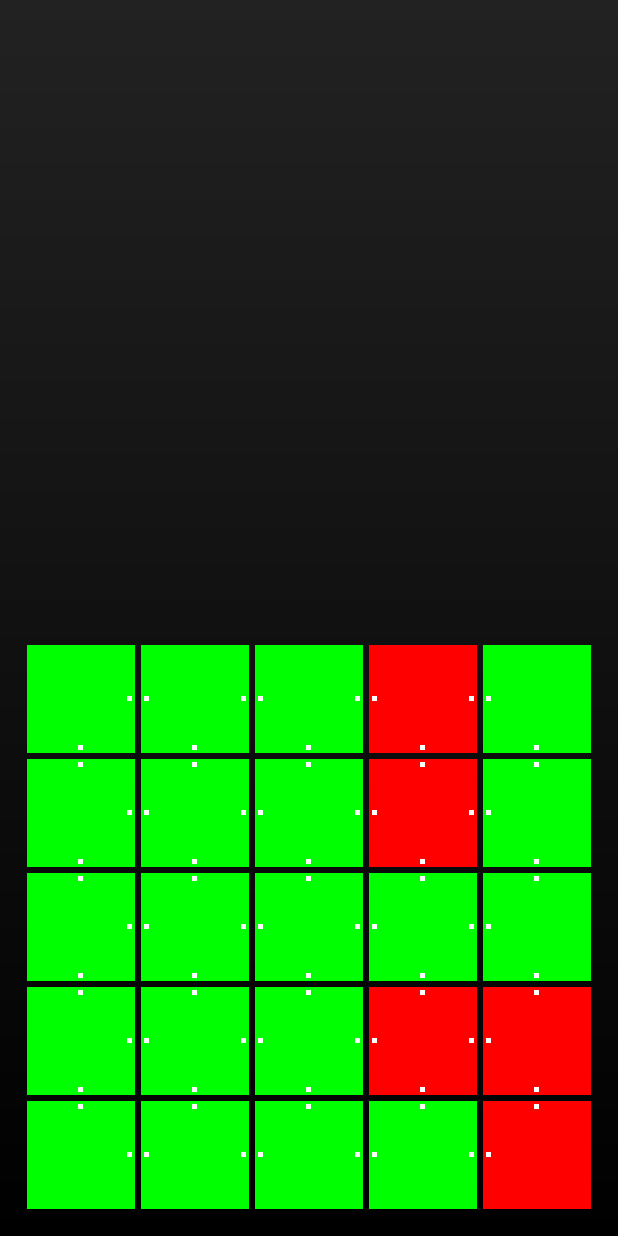
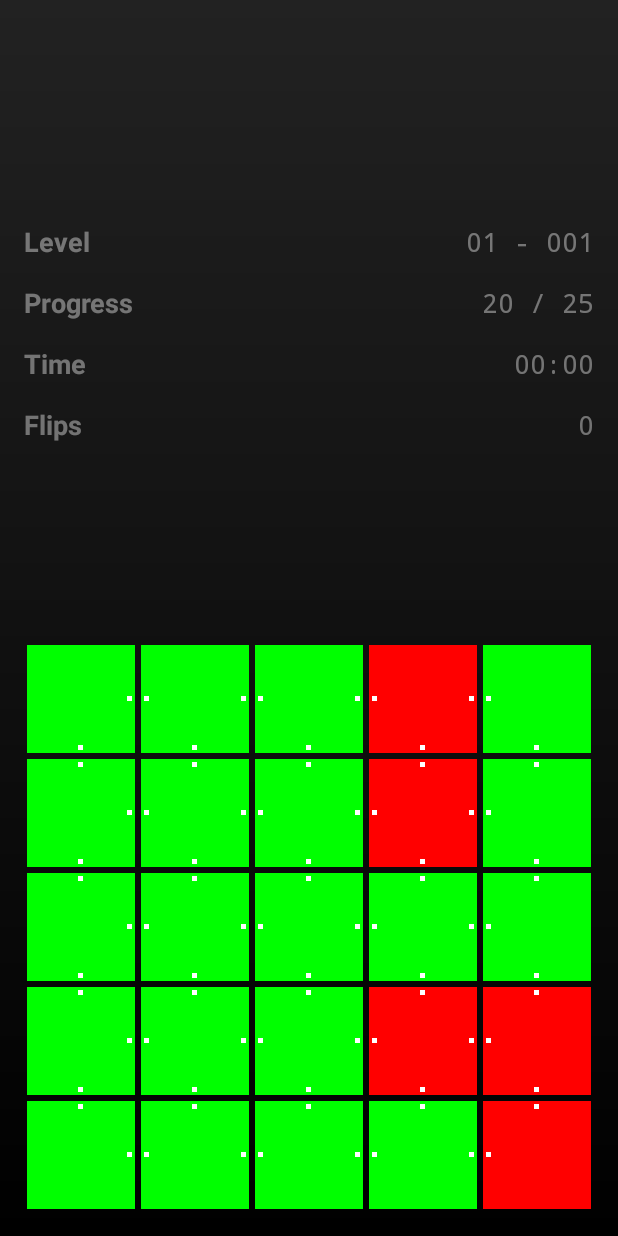
Before and after one commit to markormesher/grid, an Android app: the GameActivity screen opened directly, with no data from a screen before it, on a phone screen of 412 x 824 dp. Run offline under Robolectric (Android 15) with nearby library versions, the phone set to English and light mode, and no system bars.

Commit message:
Game stats + timer

```diff
--- a/app/src/main/kotlin/uk/co/markormesher/grid/GameActivity.kt
+++ b/app/src/main/kotlin/uk/co/markormesher/grid/GameActivity.kt
@@ -8,6 +8,8 @@ import android.view.Window
 import android.view.WindowManager
 import android.widget.Toast
 import kotlinx.android.synthetic.main.activity_game.*
+import kotlinx.android.synthetic.main.merge_game_stats.*
+import uk.co.markormesher.grid.helpers.SimpleTimer
 import uk.co.markormesher.grid.model.GameState
 import uk.co.markormesher.grid.model.makeSampleGameState
 import java.util.*
@@ -15,23 +17,43 @@ import java.util.*
 class GameActivity: AppCompatActivity() {
 
 	companion object {
+		const val INITIAL_FLIP_DELAY = 1000L
 		const val INITIAL_FLIP_TIMING = 250L
+		const val TIMER_UPDATE_FREQUENCY = 200L
 	}
 
 	private val random by lazy { Random() }
 
-	// TODO: pass these as difficulty options
+	// TODO: pass these as options
+	private val gameStage = 1
+	private val gameLevel = 1
 	private val size = 5
 	private val totalCellStates = 2
-	private var initialFlipsRemaining = size
-
-	private var initialised = false
 
 	private var gameState: GameState = makeSampleGameState(size, totalCellStates)
+	private var gameStarted = false
+	private var initialFlipsStarted = false
+	private var initialFlipsRemaining = size
+	private var timer = SimpleTimer()
+	private var prevPauseState = gameState.paused
+
+	private val timerHandler = Handler(Looper.getMainLooper())
+	private val timerRunnable = Runnable { updateTimer() }
 
 	private val gameStateChangeListener = object: GameState.OnStateChangeListener {
 		override fun onStateChange() {
-			if (gameState.isWinningState()) {
+			if (prevPauseState != gameState.paused) {
+				if (gameState.paused) {
+					onGamePaused()
+				} else {
+					onGameResumed()
+				}
+				prevPauseState = gameState.paused
+			}
+
+			updateStats()
+
+			if (gameStarted && !gameState.paused && gameState.isWinningState()) {
 				onGameWon()
 			}
 		}
@@ -40,51 +62,118 @@ class GameActivity: AppCompatActivity() {
 	override fun onCreate(savedInstanceState: Bundle?) {
 		super.onCreate(savedInstanceState)
 		setState(savedInstanceState)
+		initView()
+	}
+
+	override fun onResume() {
+		super.onResume()
+
 		gameState.addOnStateChangeListener(gameStateChangeListener)
-		initView()
+		queueTimerUpdates()
+
+		if (gameStarted) {
+			gameState.paused = false
+		}
+	}
+
+	override fun onPause() {
+		super.onPause()
+
+		if (gameStarted) {
+			gameState.paused = true
+		}
+
+		cancelTimerUpdates()
+		gameState.removeOnStateChangeListener(gameStateChangeListener)
 	}
 
 	private fun setState(savedInstanceState: Bundle?) {
 		gameState = savedInstanceState?.getParcelable("gameState") ?: gameState
-		initialised = savedInstanceState?.getBoolean("initialised") ?: initialised
+		gameStarted = savedInstanceState?.getBoolean("gameStarted") ?: gameStarted
+		initialFlipsStarted = savedInstanceState?.getBoolean("initialFlipsStarted") ?: initialFlipsStarted
 		initialFlipsRemaining = savedInstanceState?.getInt("initialFlipsRemaining") ?: initialFlipsRemaining
+		prevPauseState = savedInstanceState?.getBoolean("prevPauseState") ?: prevPauseState
+		timer = savedInstanceState?.getParcelable("timer") ?: timer
 	}
 
 	override fun onSaveInstanceState(outState: Bundle) {
 		super.onSaveInstanceState(outState)
 		outState.putParcelable("gameState", gameState)
-		outState.putBoolean("initialised", initialised)
+		outState.putBoolean("gameStarted", gameStarted)
+		outState.putBoolean("initialFlipsStarted", initialFlipsStarted)
 		outState.putInt("initialFlipsRemaining", initialFlipsRemaining)
+		outState.putBoolean("prevPauseState", prevPauseState)
+		outState.putParcelable("timer", timer)
 	}
 
 	private fun initView() {
 		requestWindowFeature(Window.FEATURE_NO_TITLE)
 		window.setFlags(WindowManager.LayoutParams.FLAG_FULLSCREEN, WindowManager.LayoutParams.FLAG_FULLSCREEN)
+		setContentView(R.layout.activity_game)
 
-		setContentView(R.layout.activity_game)
 		game_board.gameState = gameState
+		updateStats()
 
-		if (!initialised) {
-			Handler(Looper.getMainLooper()).postDelayed({ queueInitialFlip() }, INITIAL_FLIP_TIMING)
+		if (!initialFlipsStarted) {
+			gameState.paused = true
+			initialFlipsStarted = true
+			Handler(Looper.getMainLooper()).postDelayed({ doInitialFlip() }, INITIAL_FLIP_DELAY)
 		}
 	}
 
-	private fun queueInitialFlip() {
+	private fun doInitialFlip() {
 		if (initialFlipsRemaining > 0) {
-			gameState.flip(random.nextInt(size), random.nextInt(size))
+			gameState.flip(random.nextInt(size), random.nextInt(size), systemAction = true)
 			--initialFlipsRemaining
-			Handler(Looper.getMainLooper()).postDelayed({ queueInitialFlip() }, INITIAL_FLIP_TIMING)
+			Handler(Looper.getMainLooper()).postDelayed({ doInitialFlip() }, INITIAL_FLIP_TIMING)
 		} else {
-			onInitialisationComplete()
+			onInitialFlipsComplete()
 		}
 	}
 
-	private fun onInitialisationComplete() {
-		game_board.alpha = 1.0f
+	private fun onInitialFlipsComplete() {
+		gameState.paused = false
+		gameStarted = true
+	}
+
+	private fun updateStats() {
+		if (gameState.paused || !gameStarted) {
+			stats_wrapper.alpha = 0.4F
+		} else {
+			stats_wrapper.alpha = 1.0F
+		}
+
+		stat_level.text = getString(R.string.stat_level_value_format, gameStage, gameLevel)
+		stat_progress.text = getString(R.string.stat_progress_value_format, gameState.qtyWinningCells(), gameState.size * gameState.size)
+		stat_flips.text = getString(R.string.stat_flips_value_format, gameState.userFlipCount)
+	}
+
+	private fun queueTimerUpdates() {
+		timerHandler.postDelayed(timerRunnable, TIMER_UPDATE_FREQUENCY)
+	}
+
+	private fun cancelTimerUpdates() {
+		timerHandler.removeCallbacks(timerRunnable)
+	}
+
+	private fun updateTimer() {
+		val currentTimer = timer.currentValue()
+		val timerSecs = (currentTimer / 1000).rem(60)
+		val timerMins = (currentTimer / 1000) / 60
+		stat_time.text = getString(R.string.stat_time_value_format, timerMins, timerSecs)
+		queueTimerUpdates()
+	}
+
+	private fun onGamePaused() {
+		timer.pause()
+	}
+
+	private fun onGameResumed() {
+		timer.start()
 	}
 
 	private fun onGameWon() {
 		Toast.makeText(this@GameActivity, "You Won!", Toast.LENGTH_SHORT).show()
-		finish()
+		gameState.paused = true
 	}
 }
--- /dev/null
+++ b/app/src/main/kotlin/uk/co/markormesher/grid/helpers/Logging.kt
@@ -0,0 +1,5 @@
+package uk.co.markormesher.grid.helpers
+
+import android.util.Log
+
+fun Any.log(message: String) = Log.d(this.javaClass.name, message)
--- /dev/null
+++ b/app/src/main/kotlin/uk/co/markormesher/grid/helpers/SimpleTimer.kt
@@ -0,0 +1,64 @@
+package uk.co.markormesher.grid.helpers
+
+import android.os.Parcel
+import android.os.Parcelable
+
+class SimpleTimer: Parcelable {
+
+	var paused = true
+		private set
+
+	private var previousSpanSums = 0L
+	private var currentSpanStart = 0L
+
+	fun start() {
+		if (!paused) {
+			return
+		}
+
+		paused = false
+		currentSpanStart = System.currentTimeMillis()
+	}
+
+	fun pause() {
+		if (paused) {
+			return
+		}
+
+		paused = true
+		previousSpanSums += System.currentTimeMillis() - currentSpanStart
+		currentSpanStart = 0L
+	}
+
+	fun currentValue(): Long {
+		if (currentSpanStart == 0L) {
+			return previousSpanSums
+		}
+		return previousSpanSums + (System.currentTimeMillis() - currentSpanStart)
+	}
+
+	override fun writeToParcel(parcel: Parcel, flags: Int) {
+		parcel.writeInt(if (paused) 1 else 0)
+		parcel.writeLong(previousSpanSums)
+		parcel.writeLong(currentSpanStart)
+	}
+
+	override fun describeContents(): Int {
+		return 0
+	}
+
+	companion object CREATOR: Parcelable.Creator<SimpleTimer> {
+		override fun createFromParcel(parcel: Parcel): SimpleTimer {
+			val timer = SimpleTimer()
+			timer.paused = parcel.readInt() == 1
+			timer.previousSpanSums = parcel.readLong()
+			timer.currentSpanStart = parcel.readLong()
+			return timer
+		}
+
+		override fun newArray(size: Int): Array<SimpleTimer?> {
+			return arrayOfNulls(size)
+		}
+	}
+
+}
--- a/app/src/main/kotlin/uk/co/markormesher/grid/model/GameState.kt
+++ b/app/src/main/kotlin/uk/co/markormesher/grid/model/GameState.kt
@@ -8,6 +8,14 @@ class GameState(val size: Int, val totalCellStates: Int = 2): Parcelable {
 	val cellStates: Array<Array<Int>> = Array(size) { Array(size) { 0 } }
 	val cellLinkedNeighbours = Array(size) { Array(size) { 0 } }
 
+	var paused = false
+		set(value) {
+			field = value
+			callOnStateListeners()
+		}
+
+	var userFlipCount = 0
+
 	private val cellChangeListeners = HashSet<OnCellChangeListener>()
 	private val stateChangeListeners = HashSet<OnStateChangeListener>()
 
@@ -15,12 +23,20 @@ class GameState(val size: Int, val totalCellStates: Int = 2): Parcelable {
 		cellLinkedNeighbours[row][col] = cellLinkedNeighbours[row][col].or(neighbour.value)
 	}
 
-	fun flip(row: Int, col: Int, cascadeAction: Boolean = false) {
+	fun flip(row: Int, col: Int, cascadeAction: Boolean = false, systemAction: Boolean = false) {
+		if (paused && !systemAction) {
+			return
+		}
+
+		if (!systemAction && !cascadeAction) {
+			++userFlipCount
+		}
+
 		cellStates[row][col] = (cellStates[row][col] + 1).rem(totalCellStates)
 		callOnCellListeners(row, col)
 
 		if (!cascadeAction) {
-			getNeighbourCoordinates(row, col).forEach { flip(it.first, it.second, true) }
+			getNeighbourCoordinates(row, col).forEach { flip(it.first, it.second, true, systemAction) }
 			callOnStateListeners()
 		}
 	}
@@ -34,8 +50,12 @@ class GameState(val size: Int, val totalCellStates: Int = 2): Parcelable {
 		return output
 	}
 
+	fun qtyWinningCells(): Int {
+		return cellStates.sumBy { row -> row.count { state -> state == 0 } }
+	}
+
 	fun isWinningState(): Boolean {
-		return cellStates.all { row -> row.all { state -> state == 0 } }
+		return qtyWinningCells() == size * size
 	}
 
 	fun addOnCellChangeListener(listener: OnCellChangeListener) {
@@ -48,6 +68,10 @@ class GameState(val size: Int, val totalCellStates: Int = 2): Parcelable {
 
 	fun addOnStateChangeListener(listener: OnStateChangeListener) {
 		stateChangeListeners.add(listener)
+	}
+
+	fun removeOnStateChangeListener(listener: OnStateChangeListener) {
+		stateChangeListeners.remove(listener)
 	}
 
 	private fun callOnStateListeners() {
@@ -78,6 +102,7 @@ class GameState(val size: Int, val totalCellStates: Int = 2): Parcelable {
 		parcel.writeInt(totalCellStates)
 		parcel.writeIntArray(cellStates.flatten().toIntArray())
 		parcel.writeIntArray(cellLinkedNeighbours.flatten().toIntArray())
+		parcel.writeInt(if (paused) 1 else 0)
 	}
 
 	override fun describeContents(): Int = 0
@@ -94,13 +119,16 @@ class GameState(val size: Int, val totalCellStates: Int = 2): Parcelable {
 			parcel.readIntArray(flattenedCellLinkedNeighbours)
 
 			val state = GameState(size, totalCellStates)
-			for (row in 0..(size-1)) {
-				for (col in 0..(size-1)) {
+			for (row in 0..(size - 1)) {
+				for (col in 0..(size - 1)) {
 					val flatIndex = (row * size) + col
 					state.cellStates[row][col] = flattenedCellStates[flatIndex]
 					state.cellLinkedNeighbours[row][col] = flattenedCellLinkedNeighbours[flatIndex]
 				}
 			}
+
+			val paused = parcel.readInt() == 1
+			state.paused = paused
 
 			return state
 		}
--- a/app/src/main/kotlin/uk/co/markormesher/grid/ui/GameBoard.kt
+++ b/app/src/main/kotlin/uk/co/markormesher/grid/ui/GameBoard.kt
@@ -19,6 +19,7 @@ class GameBoard @JvmOverloads constructor(context: Context, attrs: AttributeSet?
 			field = state
 			layoutManager = GridLayoutManager(context, state.size)
 			state.addOnCellChangeListener(cellChangeListener)
+			state.addOnStateChangeListener(stateChangeListener)
 			adapter.notifyDataSetChanged()
 		}
 
@@ -29,9 +30,17 @@ class GameBoard @JvmOverloads constructor(context: Context, attrs: AttributeSet?
 		}
 
 	private val cellChangeListener = object: GameState.OnCellChangeListener {
+		// DO NOT call notifyDataSetChanged() in here
 		override fun onCellChange(row: Int, col: Int) {
 			val position = (row * gameState.size) + col
 			adapter.notifyItemChanged(position)
+		}
+	}
+
+	private val stateChangeListener = object: GameState.OnStateChangeListener {
+		// DO NOT call notifyDataSetChanged() in here
+		override fun onStateChange() {
+			alpha = if (gameState.paused) 0.4f else 1.0f
 		}
 	}
 
--- /dev/null
+++ b/app/src/main/res/drawable-land/bg_game.xml
@@ -0,0 +1,10 @@
+<?xml version="1.0" encoding="utf-8"?>
+<shape
+		xmlns:android="http://schemas.android.com/apk/res/android"
+		android:shape="rectangle">
+	<gradient
+			android:angle="180"
+			android:endColor="#ff222222"
+			android:startColor="#ff000000"
+			android:type="linear"/>
+</shape>
--- /dev/null
+++ b/app/src/main/res/layout-land/activity_game.xml
@@ -0,0 +1,36 @@
+<?xml version="1.0" encoding="utf-8"?>
+<RelativeLayout
+		xmlns:android="http://schemas.android.com/apk/res/android"
+		xmlns:tools="http://schemas.android.com/tools"
+		tools:context="uk.co.markormesher.grid.GameActivity"
+		android:layout_width="match_parent"
+		android:layout_height="match_parent"
+		android:orientation="vertical"
+		android:padding="@dimen/activity_margin"
+		android:background="@drawable/bg_game"
+		>
+
+	<include
+			android:id="@+id/stats_wrapper"
+			android:layout_width="wrap_content"
+			android:layout_height="match_parent"
+			android:layout_alignParentLeft="true"
+			android:layout_alignParentStart="true"
+			android:layout_toLeftOf="@+id/game_board"
+			android:layout_toStartOf="@+id/game_board"
+			android:layout_centerVertical="true"
+			layout="@layout/merge_game_stats"
+			/>
+
+	<uk.co.markormesher.grid.ui.GameBoard
+			android:id="@id/game_board"
+			android:layout_width="match_parent"
+			android:layout_height="match_parent"
+			android:layout_alignParentRight="true"
+			android:layout_alignParentEnd="true"
+			android:layout_centerVertical="true"
+			android:layout_marginLeft="@dimen/space_small"
+			android:layout_marginStart="@dimen/space_small"
+			/>
+
+</RelativeLayout>
--- a/app/src/main/res/layout/activity_game.xml
+++ b/app/src/main/res/layout-port/activity_game.xml
@@ -10,13 +10,22 @@
 		android:background="@drawable/bg_game"
 		>
 
+	<include
+			android:id="@+id/stats_wrapper"
+			android:layout_width="match_parent"
+			android:layout_height="wrap_content"
+			android:layout_alignParentTop="true"
+			android:layout_above="@+id/game_board"
+			android:layout_centerHorizontal="true"
+			layout="@layout/merge_game_stats"
+			/>
+
 	<uk.co.markormesher.grid.ui.GameBoard
-			android:id="@+id/game_board"
+			android:id="@id/game_board"
 			android:layout_width="match_parent"
 			android:layout_height="match_parent"
+			android:layout_alignParentBottom="true"
 			android:layout_centerHorizontal="true"
-			android:layout_alignParentBottom="true"
-			android:alpha="0.4"
 			/>
 
 </RelativeLayout>
--- /dev/null
+++ b/app/src/main/res/layout/merge_game_stats.xml
@@ -0,0 +1,125 @@
+<?xml version="1.0" encoding="utf-8"?>
+<LinearLayout
+		xmlns:android="http://schemas.android.com/apk/res/android"
+		android:orientation="vertical"
+		android:layout_width="match_parent"
+		android:layout_height="match_parent"
+		android:gravity="center_vertical"
+		>
+
+	<RelativeLayout
+			android:layout_width="match_parent"
+			android:layout_height="wrap_content"
+			android:layout_marginBottom="@dimen/space_small"
+			>
+
+		<TextView
+				android:layout_width="wrap_content"
+				android:layout_height="wrap_content"
+				android:layout_centerVertical="true"
+				android:layout_alignParentLeft="true"
+				android:layout_alignParentStart="true"
+				android:text="@string/stat_level_title"
+				style="@style/game_stat_title"
+				/>
+
+		<TextView
+				android:id="@+id/stat_level"
+				android:layout_width="wrap_content"
+				android:layout_height="wrap_content"
+				android:layout_centerVertical="true"
+				android:layout_alignParentRight="true"
+				android:layout_alignParentEnd="true"
+				android:text="@string/stat_level_default"
+				style="@style/game_stat_value"
+				/>
+
+	</RelativeLayout>
+
+	<RelativeLayout
+			android:layout_width="match_parent"
+			android:layout_height="wrap_content"
+			android:layout_marginBottom="@dimen/space_small"
+			>
+
+		<TextView
+				android:layout_width="wrap_content"
+				android:layout_height="wrap_content"
+				android:layout_centerVertical="true"
+				android:layout_alignParentLeft="true"
+				android:layout_alignParentStart="true"
+				android:text="@string/stat_progress_title"
+				style="@style/game_stat_title"
+				/>
+
+		<TextView
+				android:id="@+id/stat_progress"
+				android:layout_width="wrap_content"
+				android:layout_height="wrap_content"
+				android:layout_centerVertical="true"
+				android:layout_alignParentRight="true"
+				android:layout_alignParentEnd="true"
+				android:text="@string/stat_progress_default"
+				style="@style/game_stat_value"
+				/>
+
+	</RelativeLayout>
+
+	<RelativeLayout
+			android:layout_width="match_parent"
+			android:layout_height="wrap_content"
+			android:layout_marginBottom="@dimen/space_small"
+			>
+
+		<TextView
+				android:layout_width="wrap_content"
+				android:layout_height="wrap_content"
+				android:layout_centerVertical="true"
+				android:layout_alignParentLeft="true"
+				android:layout_alignParentStart="true"
+				android:text="@string/stat_time_title"
+				style="@style/game_stat_title"
+				/>
+
+		<TextView
+				android:id="@+id/stat_time"
+				android:layout_width="wrap_content"
+				android:layout_height="wrap_content"
+				android:layout_centerVertical="true"
+				android:layout_alignParentRight="true"
+				android:layout_alignParentEnd="true"
+				android:text="@string/stat_time_default"
+				style="@style/game_stat_value"
+				/>
+
+	</RelativeLayout>
+
+	<RelativeLayout
+			android:layout_width="match_parent"
+			android:layout_height="wrap_content"
+			>
+
+		<TextView
+				android:layout_width="wrap_content"
+				android:layout_height="wrap_content"
+				android:layout_centerVertical="true"
+				android:layout_alignParentLeft="true"
+				android:layout_alignParentStart="true"
+				android:text="@string/stat_flips_title"
+				style="@style/game_stat_title"
+				/>
+
+		<TextView
+				android:id="@+id/stat_flips"
+				android:layout_width="wrap_content"
+				android:layout_height="wrap_content"
+				android:layout_centerVertical="true"
+				android:layout_alignParentRight="true"
+				android:layout_alignParentEnd="true"
+				android:text="@string/stat_flips_default"
+				style="@style/game_stat_value"
+				/>
+
+	</RelativeLayout>
+
+</LinearLayout>
--- a/app/src/main/res/values/strings.xml
+++ b/app/src/main/res/values/strings.xml
@@ -2,4 +2,19 @@
 
     <string name="app_name">Grid</string>
 
+    <string name="stat_level_title">Level</string>
+    <string name="stat_progress_title">Progress</string>
+    <string name="stat_time_title">Time</string>
+    <string name="stat_flips_title">Flips</string>
+
+    <string name="stat_level_value_format">%1$02d - %2$03d</string>
+    <string name="stat_progress_value_format">%1$d / %2$d</string>
+    <string name="stat_time_value_format">%1$02d:%2$02d</string>
+    <string name="stat_flips_value_format">%d</string>
+
+    <string name="stat_level_default">00 – 000</string>
+    <string name="stat_progress_default">00 / 00</string>
+    <string name="stat_time_default">00:00</string>
+    <string name="stat_flips_default">0</string>
+
 </resources>
--- a/app/src/main/res/values/styles.xml
+++ b/app/src/main/res/values/styles.xml
@@ -6,4 +6,16 @@
         <item name="colorAccent">@color/colorAccent</item>
     </style>
 
+    <style name="game_stat_title">
+		<item name="android:textColor">#ffffffff</item>
+		<item name="android:textStyle">bold</item>
+		<item name="android:textSize">18sp</item>
+    </style>
+
+    <style name="game_stat_value">
+		<item name="android:textColor">#ffffffff</item>
+		<item name="android:textSize">18sp</item>
+		<item name="android:fontFamily">monospace</item>
+    </style>
+
 </resources>
```
Also changed, not shown: app/src/main/res/drawable-port/bg_game.xml (renamed from app/src/main/res/drawable/bg_game.xml).
